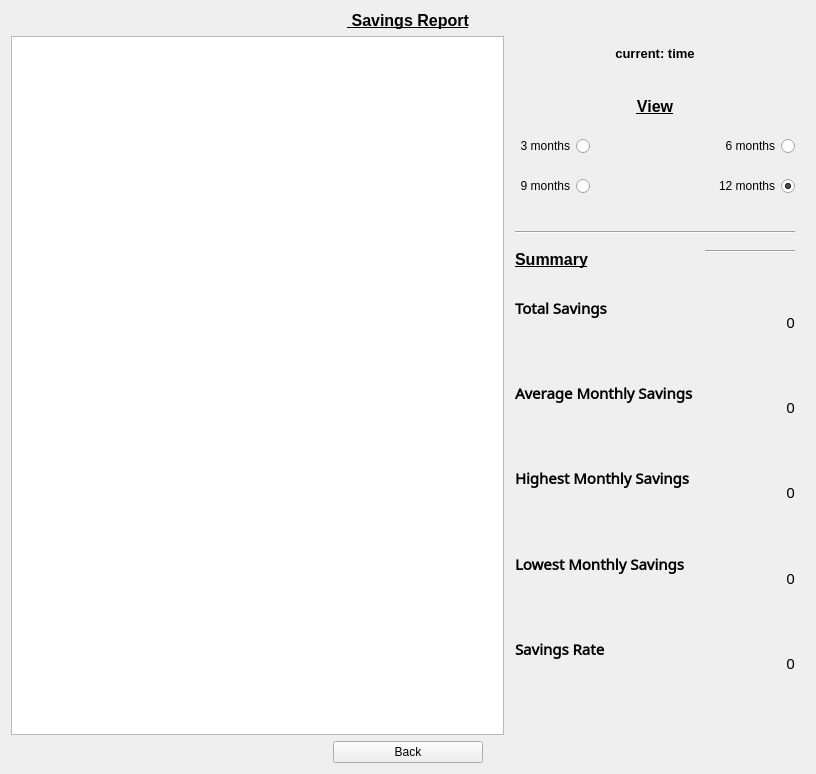
Qt form ui/savingwidget.ui (NFBaeza/Budget-Monitor) before a commit.
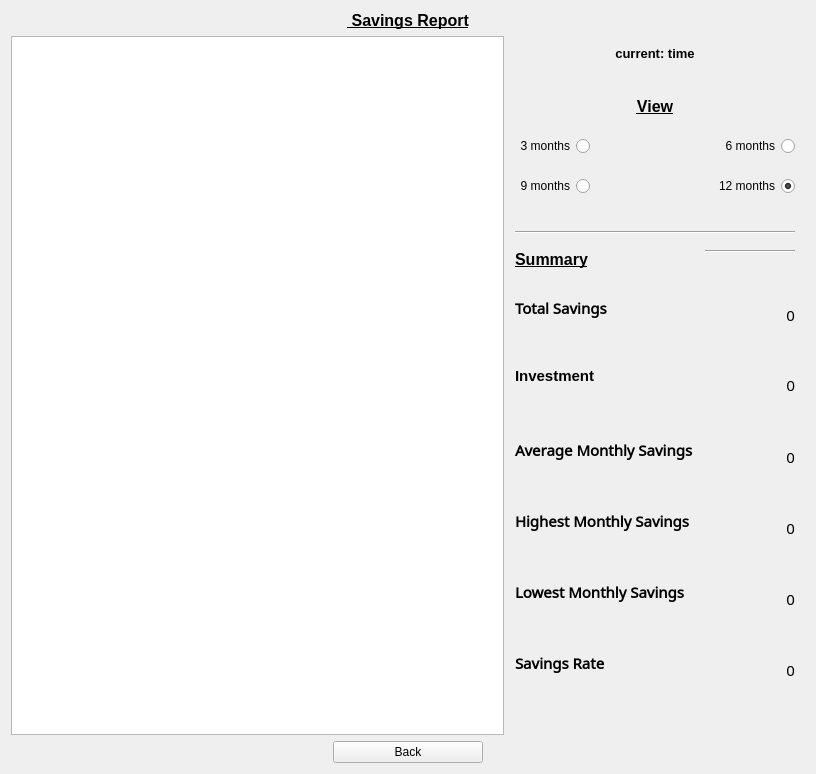
The same form after that commit. Custom widgets are drawn as their Qt base class.

The edit to the form file:
```diff
--- a/ui/savingwidget.ui
+++ b/ui/savingwidget.ui
@@ -243,7 +243,7 @@
            </property>
           </widget>
          </item>
-         <item row="2" column="0">
+         <item row="3" column="0">
           <widget class="QLabel" name="labelAverage">
            <property name="font">
             <font>
@@ -258,7 +258,7 @@
            </property>
           </widget>
          </item>
-         <item row="2" column="1">
+         <item row="3" column="1">
           <widget class="QLabel" name="labelAverageAmount">
            <property name="font">
             <font>
@@ -276,7 +276,7 @@
            </property>
           </widget>
          </item>
-         <item row="3" column="0">
+         <item row="4" column="0">
           <widget class="QLabel" name="labelHigher">
            <property name="font">
             <font>
@@ -291,7 +291,7 @@
            </property>
           </widget>
          </item>
-         <item row="3" column="1">
+         <item row="4" column="1">
           <widget class="QLabel" name="labelHigherAmount">
            <property name="font">
             <font>
@@ -309,7 +309,7 @@
            </property>
           </widget>
          </item>
-         <item row="4" column="0">
+         <item row="5" column="0">
           <widget class="QLabel" name="labelLower">
            <property name="font">
             <font>
@@ -324,7 +324,7 @@
            </property>
           </widget>
          </item>
-         <item row="4" column="1">
+         <item row="5" column="1">
           <widget class="QLabel" name="labelLowerAmount">
            <property name="font">
             <font>
@@ -342,7 +342,7 @@
            </property>
           </widget>
          </item>
-         <item row="5" column="0">
+         <item row="6" column="0">
           <widget class="QLabel" name="labelRatio">
            <property name="font">
             <font>
@@ -357,7 +357,7 @@
            </property>
           </widget>
          </item>
-         <item row="5" column="1">
+         <item row="6" column="1">
           <widget class="QLabel" name="labelRatioAmount">
            <property name="font">
             <font>
@@ -401,6 +401,37 @@
            </property>
           </widget>
          </item>
+         <item row="2" column="0">
+          <widget class="QLabel" name="labelInvestment">
+           <property name="font">
+            <font>
+             <pointsize>11</pointsize>
+             <bold>true</bold>
+             <underline>false</underline>
+            </font>
+           </property>
+           <property name="text">
+            <string>Investment</string>
+           </property>
+          </widget>
+         </item>
+         <item row="2" column="1">
+          <widget class="QLabel" name="labelInvestmentAmount">
+           <property name="font">
+            <font>
+             <pointsize>11</pointsize>
+             <bold>false</bold>
+             <underline>false</underline>
+            </font>
+           </property>
+           <property name="text">
+            <string>0</string>
+           </property>
+           <property name="alignment">
+            <set>Qt::AlignmentFlag::AlignRight|Qt::AlignmentFlag::AlignTrailing|Qt::AlignmentFlag::AlignVCenter</set>
+           </property>
+          </widget>
+         </item>
         </layout>
        </item>
       </layout>
```
